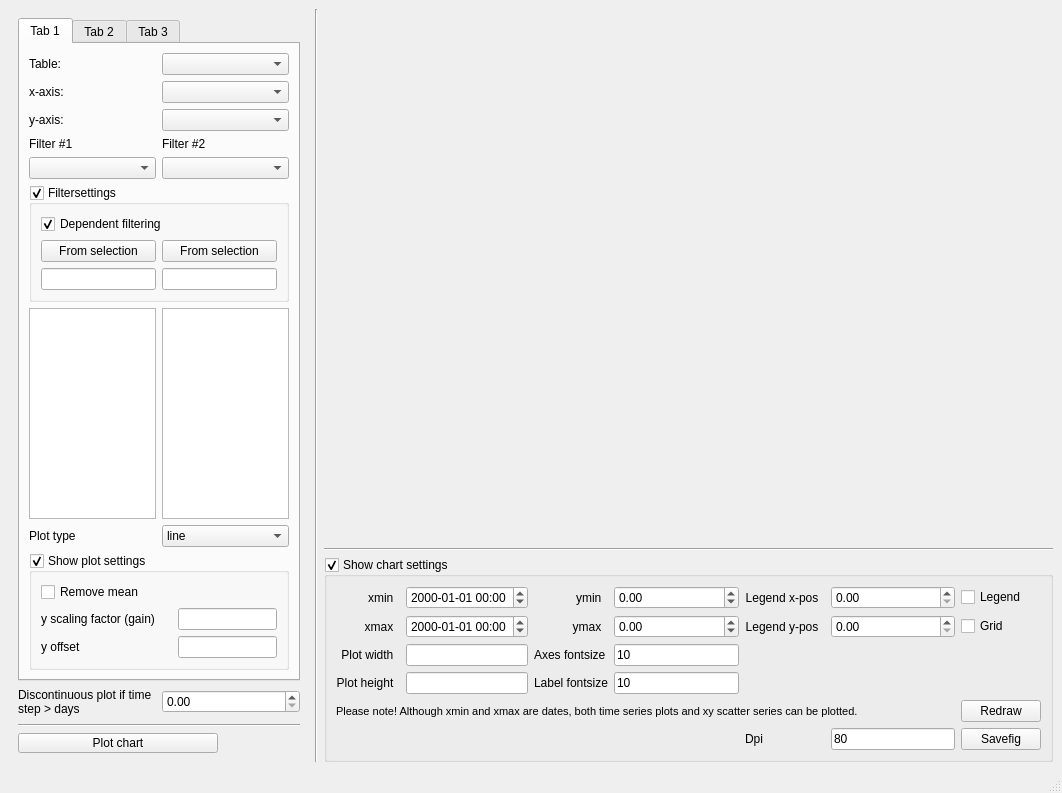
Above: ui/customplotdialog.ui from jkall/qgis-midvatten-plugin before the change. Below: the same form after it.
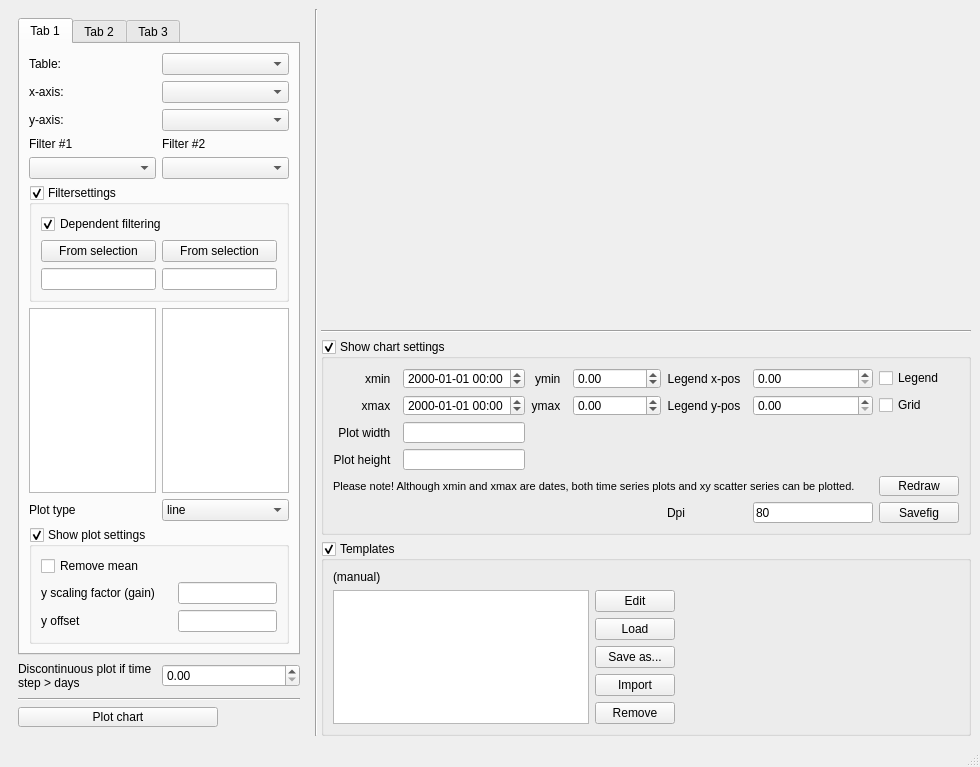
That is the form after the change.

What changed in the file:
```diff
--- a/ui/customplotdialog.ui
+++ b/ui/customplotdialog.ui
@@ -6,18 +6,16 @@
    <rect>
     <x>0</x>
     <y>0</y>
-    <width>1062</width>
-    <height>793</height>
+    <width>980</width>
+    <height>767</height>
    </rect>
   </property>
   <property name="windowTitle">
    <string>Custom plot generator for Midvatten plugin</string>
   </property>
   <widget class="QWidget" name="centralwidget">
-   <layout class="QGridLayout" name="gridLayout_21">
-    <item row="0" column="0">
-     <layout class="QHBoxLayout" name="horizontalLayout_7" stretch="0,1,50">
-      <item>
+   <layout class="QGridLayout" name="gridLayout">
+    <item row="0" column="0" rowspan="3">
        <widget class="QWidget" name="widget" native="true">
         <property name="sizePolicy">
          <sizepolicy hsizetype="Expanding" vsizetype="Preferred">
@@ -1833,7 +1831,7 @@
         </layout>
        </widget>
       </item>
-      <item>
+    <item row="0" column="1" rowspan="3" colspan="3">
        <widget class="Line" name="line">
         <property name="sizePolicy">
          <sizepolicy hsizetype="Fixed" vsizetype="Expanding">
@@ -1852,12 +1850,7 @@
         </property>
        </widget>
       </item>
-      <item>
-       <layout class="QVBoxLayout" name="verticalLayout_3">
-        <item>
-         <layout class="QGridLayout" name="gridLayout"/>
-        </item>
-        <item>
+    <item row="1" column="3">
          <widget class="QWidget" name="widgetPlot" native="true">
           <property name="sizePolicy">
            <sizepolicy hsizetype="Expanding" vsizetype="Expanding">
@@ -1878,6 +1871,8 @@
           </layout>
          </widget>
         </item>
+    <item row="2" column="2" colspan="2">
+     <layout class="QVBoxLayout" name="verticalLayout_2">
         <item>
          <widget class="Line" name="line_4">
           <property name="sizePolicy">
@@ -2299,34 +2294,114 @@
                </property>
               </widget>
              </item>
+          </layout>
+         </item>
+        </layout>
+       </widget>
+      </item>
+      <item>
+       <widget class="QGroupBox" name="template_wid">
+        <property name="sizePolicy">
+         <sizepolicy hsizetype="Preferred" vsizetype="Preferred">
+          <horstretch>0</horstretch>
+          <verstretch>0</verstretch>
+         </sizepolicy>
+        </property>
+        <property name="title">
+         <string>Templates</string>
+        </property>
+        <property name="checkable">
+         <bool>true</bool>
+        </property>
+        <property name="checked">
+         <bool>true</bool>
+        </property>
+        <layout class="QGridLayout" name="gridLayout_21">
+         <item row="1" column="2">
+          <spacer name="horizontalSpacer">
+           <property name="orientation">
+            <enum>Qt::Horizontal</enum>
+           </property>
+           <property name="sizeHint" stdset="0">
+            <size>
+             <width>40</width>
+             <height>20</height>
+            </size>
+           </property>
+          </spacer>
+         </item>
+         <item row="1" column="0">
+          <layout class="QGridLayout" name="gridLayout_23">
+           <property name="sizeConstraint">
+            <enum>QLayout::SetDefaultConstraint</enum>
+           </property>
+           <item row="1" column="2">
+            <widget class="QPushButton" name="edit_button">
+             <property name="toolTip">
+              <string>&lt;html&gt;&lt;head/&gt;&lt;body&gt;&lt;p&gt;Edit current loaded template.&lt;/p&gt;&lt;p&gt;Note: Changes are not saved to a template file. Use Save as... to save changes to file.&lt;br/&gt;&lt;/p&gt;&lt;/body&gt;&lt;/html&gt;</string>
+             </property>
+             <property name="text">
+              <string>Edit</string>
+             </property>
+            </widget>
+           </item>
+           <item row="0" column="0">
+            <widget class="QLabel" name="template_plot_label">
+             <property name="text">
+              <string>(manual)</string>
+             </property>
+             <property name="openExternalLinks">
+              <bool>true</bool>
+             </property>
+            </widget>
+           </item>
+           <item row="0" column="2">
+            <widget class="QLabel" name="label_22">
+             <property name="text">
+              <string/>
+             </property>
+            </widget>
+           </item>
              <item row="2" column="2">
-              <widget class="QLabel" name="label_19">
+            <widget class="QPushButton" name="load_button">
+             <property name="toolTip">
+              <string>&lt;html&gt;&lt;head/&gt;&lt;body&gt;&lt;p&gt;Load the selected template.&lt;/p&gt;&lt;/body&gt;&lt;/html&gt;</string>
+             </property>
                <property name="text">
-                <string>Axes fontsize</string>
+              <string>Load</string>
                </property>
               </widget>
              </item>
-             <item row="2" column="3">
-              <widget class="QLineEdit" name="axes_fontsize">
-               <property name="inputMethodHints">
-                <set>Qt::ImhDigitsOnly</set>
+           <item row="1" column="0" rowspan="5">
+            <widget class="QListWidget" name="template_list"/>
+           </item>
+           <item row="4" column="2">
+            <widget class="QPushButton" name="import_button">
+             <property name="toolTip">
+              <string>&lt;html&gt;&lt;head/&gt;&lt;body&gt;&lt;p&gt;Import template files.&lt;/p&gt;&lt;/body&gt;&lt;/html&gt;</string>
                </property>
                <property name="text">
-                <string>10</string>
+              <string>Import</string>
+             </property>
+            </widget>
+           </item>
+           <item row="5" column="2">
+            <widget class="QPushButton" name="remove_button">
+             <property name="toolTip">
+              <string>&lt;html&gt;&lt;head/&gt;&lt;body&gt;&lt;p&gt;Remove a template from the list.&lt;/p&gt;&lt;p&gt;&lt;br/&gt;&lt;/p&gt;&lt;p&gt;Note:&lt;/p&gt;&lt;p&gt;* Saved template files will not be removed from disk.&lt;/p&gt;&lt;p&gt;* Templates in default template folder will reappear again next time Section plot is used.&lt;/p&gt;&lt;/body&gt;&lt;/html&gt;</string>
+             </property>
+             <property name="text">
+              <string>Remove</string>
                </property>
               </widget>
              </item>
              <item row="3" column="2">
-              <widget class="QLabel" name="label_20">
-               <property name="text">
-                <string>Label fontsize</string>
-               </property>
-              </widget>
-             </item>
-             <item row="3" column="3">
-              <widget class="QLineEdit" name="legend_fontsize">
+            <widget class="QPushButton" name="save_as_button">
+             <property name="toolTip">
+              <string>&lt;html&gt;&lt;head/&gt;&lt;body&gt;&lt;p&gt;Save the loaded template to file.&lt;/p&gt;&lt;/body&gt;&lt;/html&gt;</string>
+             </property>
                <property name="text">
-                <string>10</string>
+              <string>Save as...</string>
                </property>
               </widget>
              </item>
@@ -2334,11 +2409,6 @@
            </item>
           </layout>
          </widget>
-        </item>
-        <item>
-         <layout class="QHBoxLayout" name="horizontalLayout_2"/>
-        </item>
-       </layout>
       </item>
      </layout>
     </item>
```
Left out of the diff: 2 changed lines with no effect on the pictures. Lines whose indentation alone changed are shown as unchanged.
